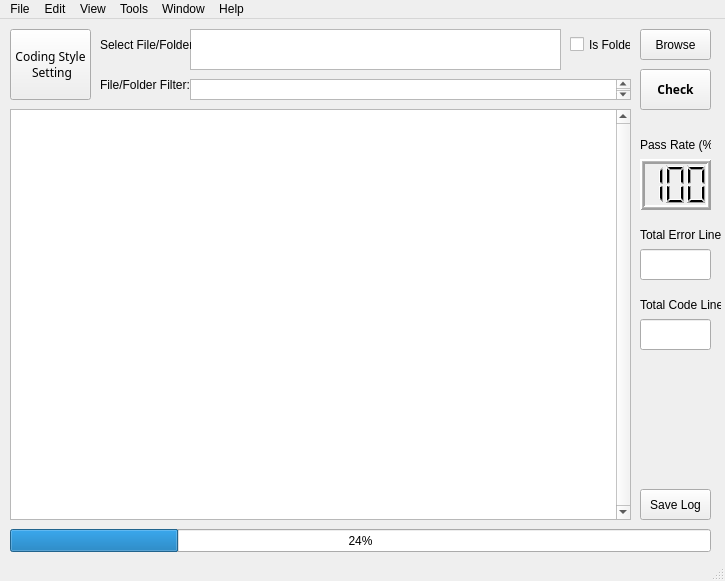
Before: the Qt Designer form checker/gui/MCUX-SDK-CodingStyleChecker.ui in JayHeng/MCU-CodingStyleChecker, drawn with Qt 5.
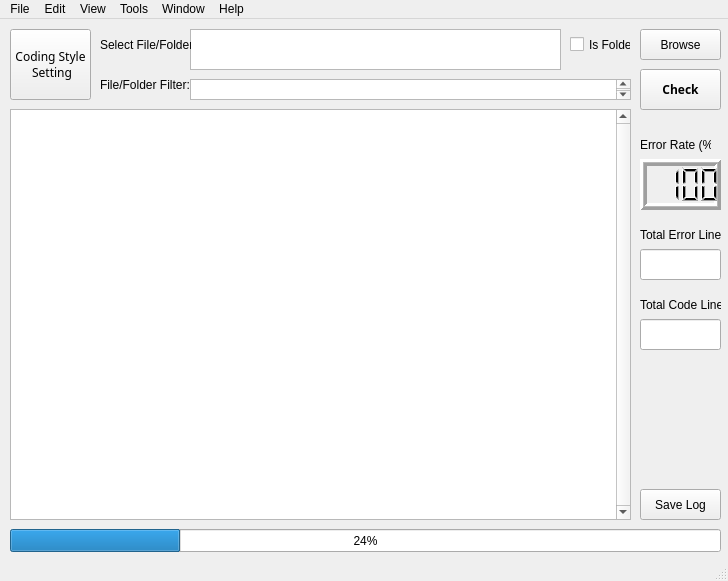
After: the same form once the commit is applied.

Commit message: [Checker Tool] statistical info: switch to error rate

```diff
--- a/checker/gui/MCUX-SDK-CodingStyleChecker.ui
+++ b/checker/gui/MCUX-SDK-CodingStyleChecker.ui
@@ -6,7 +6,7 @@
    <rect>
     <x>0</x>
     <y>0</y>
-    <width>725</width>
+    <width>728</width>
     <height>581</height>
    </rect>
   </property>
@@ -52,7 +52,7 @@
      <rect>
       <x>10</x>
       <y>510</y>
-      <width>701</width>
+      <width>711</width>
       <height>23</height>
      </rect>
     </property>
@@ -111,7 +111,7 @@
      <rect>
       <x>640</x>
       <y>10</y>
-      <width>71</width>
+      <width>81</width>
       <height>31</height>
      </rect>
     </property>
@@ -137,7 +137,7 @@
      <rect>
       <x>640</x>
       <y>50</y>
-      <width>71</width>
+      <width>81</width>
       <height>41</height>
      </rect>
     </property>
@@ -157,7 +157,7 @@
      <rect>
       <x>640</x>
       <y>470</y>
-      <width>71</width>
+      <width>81</width>
       <height>31</height>
      </rect>
     </property>
@@ -175,7 +175,7 @@
      </rect>
     </property>
     <property name="text">
-     <string>Pass Rate (%)</string>
+     <string>Error Rate (%)</string>
     </property>
    </widget>
    <widget class="QLCDNumber" name="lcdNumber_passRate">
@@ -183,18 +183,23 @@
      <rect>
       <x>640</x>
       <y>140</y>
-      <width>71</width>
+      <width>81</width>
       <height>51</height>
      </rect>
     </property>
+    <property name="font">
+     <font>
+      <pointsize>8</pointsize>
+     </font>
+    </property>
     <property name="lineWidth">
-     <number>2</number>
+     <number>3</number>
     </property>
     <property name="midLineWidth">
      <number>1</number>
     </property>
     <property name="digitCount">
-     <number>3</number>
+     <number>4</number>
     </property>
     <property name="mode">
      <enum>QLCDNumber::Dec</enum>
@@ -202,6 +207,9 @@
     <property name="value" stdset="0">
      <double>100.000000000000000</double>
     </property>
+    <property name="intValue" stdset="0">
+     <number>100</number>
+    </property>
    </widget>
    <widget class="QLabel" name="label_totalErrorLines">
     <property name="geometry">
@@ -234,7 +242,7 @@
      <rect>
       <x>640</x>
       <y>300</y>
-      <width>71</width>
+      <width>81</width>
       <height>31</height>
      </rect>
     </property>
@@ -253,7 +261,7 @@
      <rect>
       <x>640</x>
       <y>230</y>
-      <width>71</width>
+      <width>81</width>
       <height>31</height>
      </rect>
     </property>
@@ -270,7 +278,7 @@
     <rect>
      <x>0</x>
      <y>0</y>
-     <width>725</width>
+     <width>728</width>
      <height>21</height>
     </rect>
    </property>
```
Left out of the diff: 4 changed lines with no effect on the pictures. The commit also changes 3 other files.
